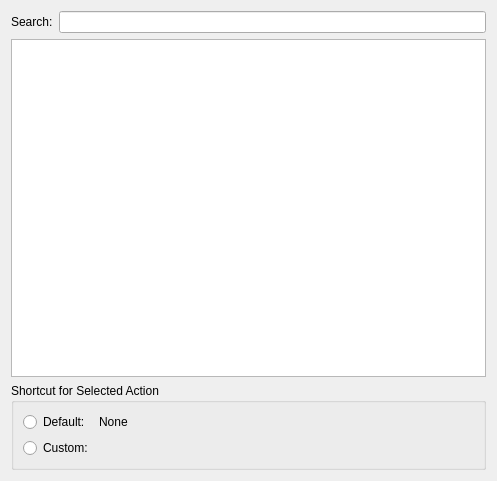
Above: src/mobileui/settingspages/shortcutssettingspage.ui from raininja/quassel2go before the change. Below: the same form after it.
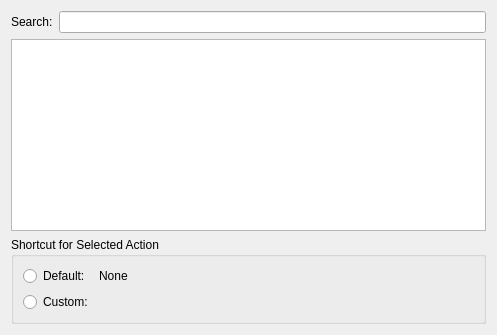
That is the form after the change. Custom widgets are drawn as their Qt base class.

Diff of the .ui file:
```diff
--- a/src/mobileui/settingspages/shortcutssettingspage.ui
+++ b/src/mobileui/settingspages/shortcutssettingspage.ui
@@ -7,7 +7,7 @@
     <x>0</x>
     <y>0</y>
     <width>497</width>
-    <height>481</height>
+    <height>316</height>
    </rect>
   </property>
   <property name="windowTitle">
@@ -30,6 +30,12 @@
    </item>
    <item>
     <widget class="QTreeView" name="shortcutsView">
+     <property name="sizePolicy">
+      <sizepolicy hsizetype="Expanding" vsizetype="MinimumExpanding">
+       <horstretch>0</horstretch>
+       <verstretch>0</verstretch>
+      </sizepolicy>
+     </property>
      <property name="editTriggers">
       <set>QAbstractItemView::NoEditTriggers</set>
      </property>
```
